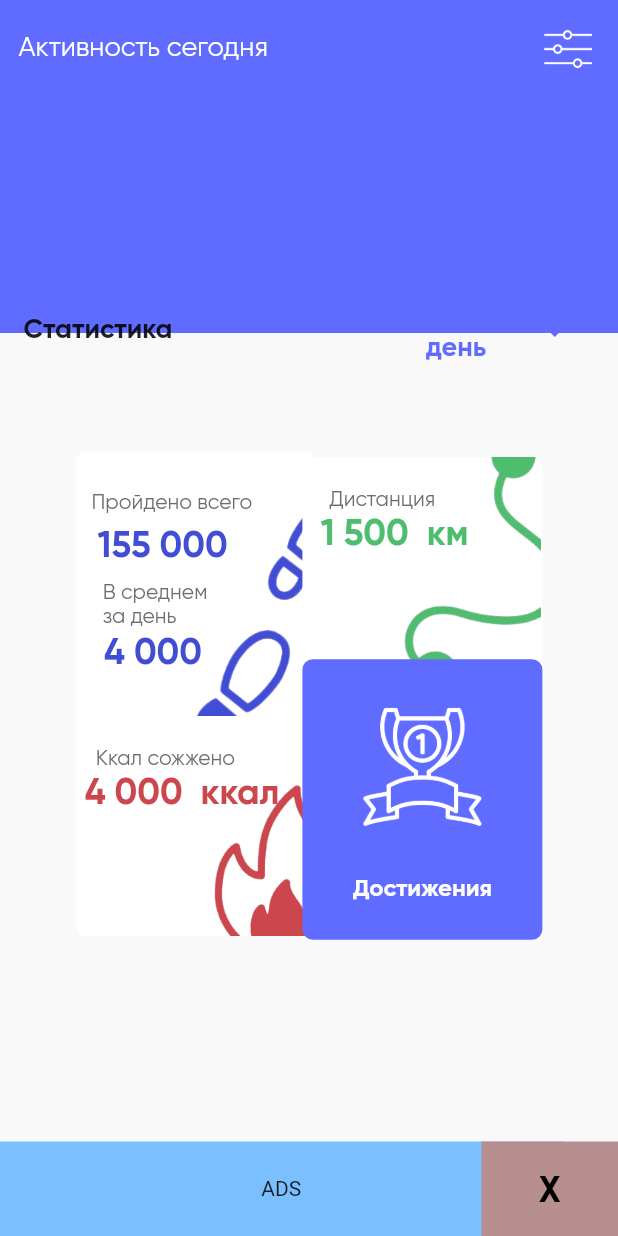
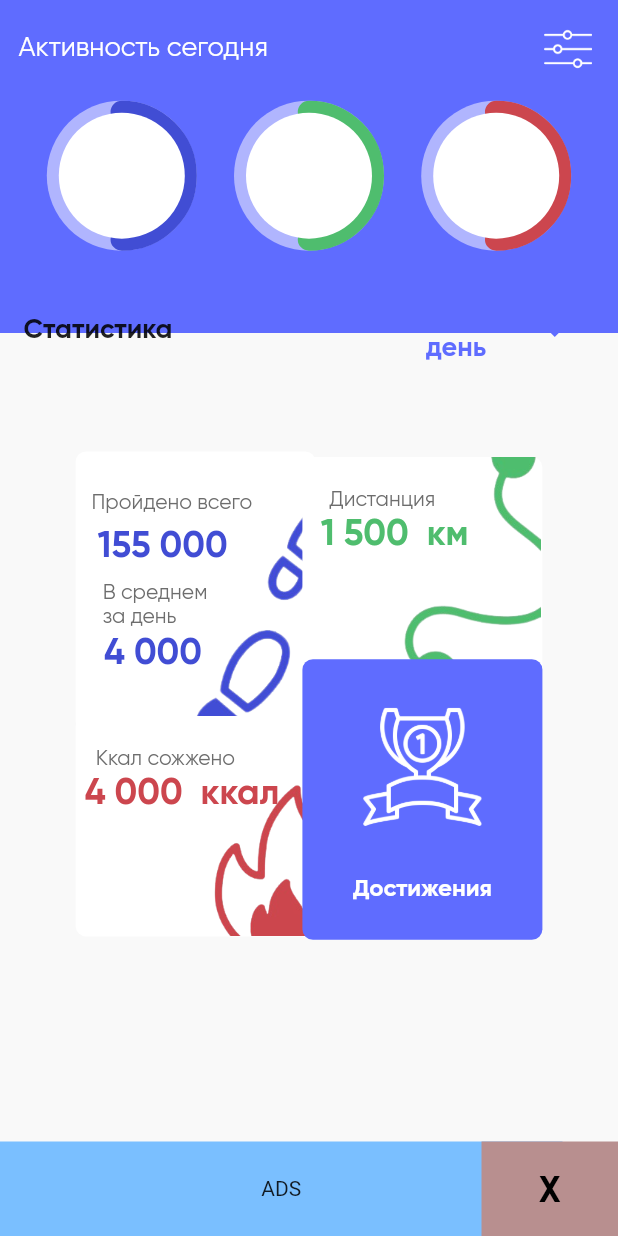
Before and after one commit to kkkivannn/pedometer, a Flutter app: the screen it shows after launch, on a phone screen of 412 x 824 dp. Run offline on Flutter 3.47's test engine with Material 2 defaults, Android fonts, the phone set to English and light mode, and no system bars; our stand-ins replace responsive_sizer, scroll_snap_list, sensors_plus, sizer; missing offline and left inert: splash_screen_view.

Commit message:
Fixed some mistake

```diff
--- a/lib/firstPage/HelloScreen.dart
+++ b/lib/firstPage/HelloScreen.dart
@@ -3,6 +3,7 @@
 import 'package:flutter/material.dart';
 import 'package:pedometer/firstPage/Buttons.dart';
 import 'package:pedometer/firstPage/Parameters.dart';
+import 'package:sizer/sizer.dart';
 
 class HelloScreen extends StatefulWidget {
   @override
--- a/lib/main.dart
+++ b/lib/main.dart
@@ -4,6 +4,8 @@ import 'package:flutter/material.dart';
 import 'package:pedometer/thirdPage/ThirdPage.dart';
 import 'package:splash_screen_view/SplashScreenView.dart';
 import 'firstPage/HelloScreen.dart';
+import 'package:sizer/sizer.dart';
+import 'package:responsive_sizer/responsive_sizer.dart';
 
 void main() {
   runApp(MyApp());
@@ -17,10 +19,12 @@ class MyApp extends StatefulWidget {
 class _MyAppState extends State<MyApp> {
   @override
   Widget build(BuildContext context) {
-    return MaterialApp(
-      debugShowCheckedModeBanner: false,
-      home: thirdPage(),
-    );
+    return ResponsiveSizer(builder: (context, orientation, deviceType) {
+      return MaterialApp(
+        debugShowCheckedModeBanner: false,
+        home: thirdPage(),
+      );
+    });
   }
 }
 
--- a/lib/scondPage/SecondPage.dart
+++ b/lib/scondPage/SecondPage.dart
@@ -4,6 +4,7 @@
 import 'package:flutter/material.dart';
 import 'package:pedometer/scondPage/Parameters2.dart';
 import 'Buttons2.dart';
+import 'package:sizer/sizer.dart';
 
 class SecondPage extends StatefulWidget {
   @override
--- a/lib/thirdPage/ThirdPage.dart
+++ b/lib/thirdPage/ThirdPage.dart
@@ -1,6 +1,10 @@
 // ignore_for_file: file_names, prefer_const_constructors, prefer_const_literals_to_create_immutables
 
 import 'package:flutter/material.dart';
+import 'package:pedometer/thirdPage/Activitys.dart';
+import 'Activitys.dart';
+
+import 'package:responsive_sizer/responsive_sizer.dart';
 
 class thirdPage extends StatefulWidget {
   @override
@@ -48,8 +52,47 @@ class _thirdPageState extends State<thirdPage> {
             ),
           ),
           Container(
+            width: 470,
+            height: 222,
+            decoration: BoxDecoration(color: Color(0xff5F6CFF)),
             child: Stack(
-              children: <Widget>[
+              children: [
+                Align(
+                  alignment: Alignment(-0.8, 0.1),
+                  child: Container(
+                    width: 100,
+                    height: 100,
+                    // decoration:
+                    //     BoxDecoration(border: Border.all(color: Colors.red)),
+                    child: CustomPaint(
+                      painter: MyPainter(),
+                    ),
+                  ),
+                ),
+                Align(
+                  alignment: Alignment(0, 0.1),
+                  child: Container(
+                    width: 100,
+                    height: 100,
+                    // decoration:
+                    //     BoxDecoration(border: Border.all(color: Colors.red)),
+                    child: CustomPaint(
+                      painter: MyPainter2(),
+                    ),
+                  ),
+                ),
+                Align(
+                  alignment: Alignment(0.8, 0.1),
+                  child: Container(
+                    width: 100,
+                    height: 100,
+                    // decoration:
+                    //     BoxDecoration(border: Border.all(color: Colors.red)),
+                    child: CustomPaint(
+                      painter: MyPainter3(),
+                    ),
+                  ),
+                ),
                 Align(
                   alignment: Alignment(0.95, -0.9),
                   child: IconButton(
@@ -62,20 +105,16 @@ class _thirdPageState extends State<thirdPage> {
                 ),
                 Align(
                   alignment: Alignment(-0.9, -0.80),
-                  child: Container(
-                      child: Text(
+                  child: Text(
                     'Активность сегодня',
                     style: TextStyle(
                         fontSize: 18,
                         fontFamily: 'Gilroy2',
                         color: Colors.white),
-                  )),
-                )
+                  ),
+                ),
               ],
             ),
-            width: 470,
-            height: 222,
-            decoration: BoxDecoration(color: Color(0xff5F6CFF)),
           ),
           Container(
             alignment: Alignment(-0.9, -0.48),
--- a/pubspec.yaml
+++ b/pubspec.yaml
@@ -36,6 +36,8 @@ dependencies:
   splash_screen_view: ^3.0.0
   scroll_snap_list: ^0.8.3
   sensors_plus: ^1.2.1
+  sizer: ^2.0.15
+  responsive_sizer: ^3.0.4+4
 
 
 
```
Also changed, not shown: lib/firstPage/Buttons.dart (+12 -4 lines), lib/firstPage/Parameters.dart (+7 -3 lines), lib/scondPage/Buttons2.dart (+5 -3 lines), lib/scondPage/Parameters2.dart (+12 -8 lines), lib/thirdPage/Activitys.dart (added, +108 -0 lines), pubspec.lock.
